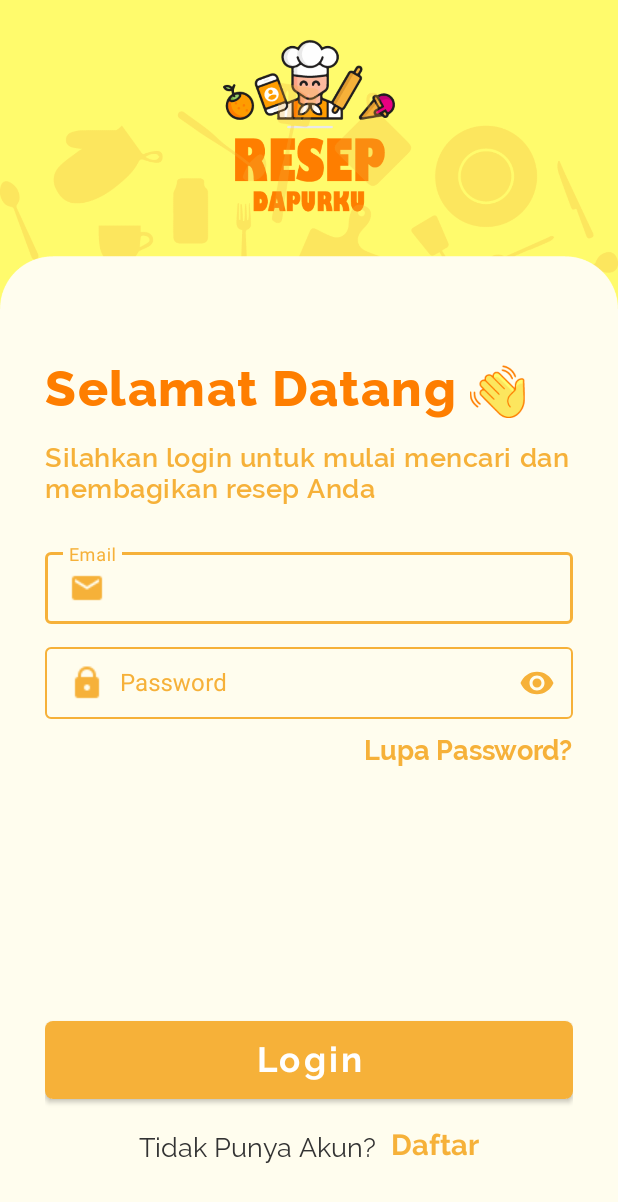
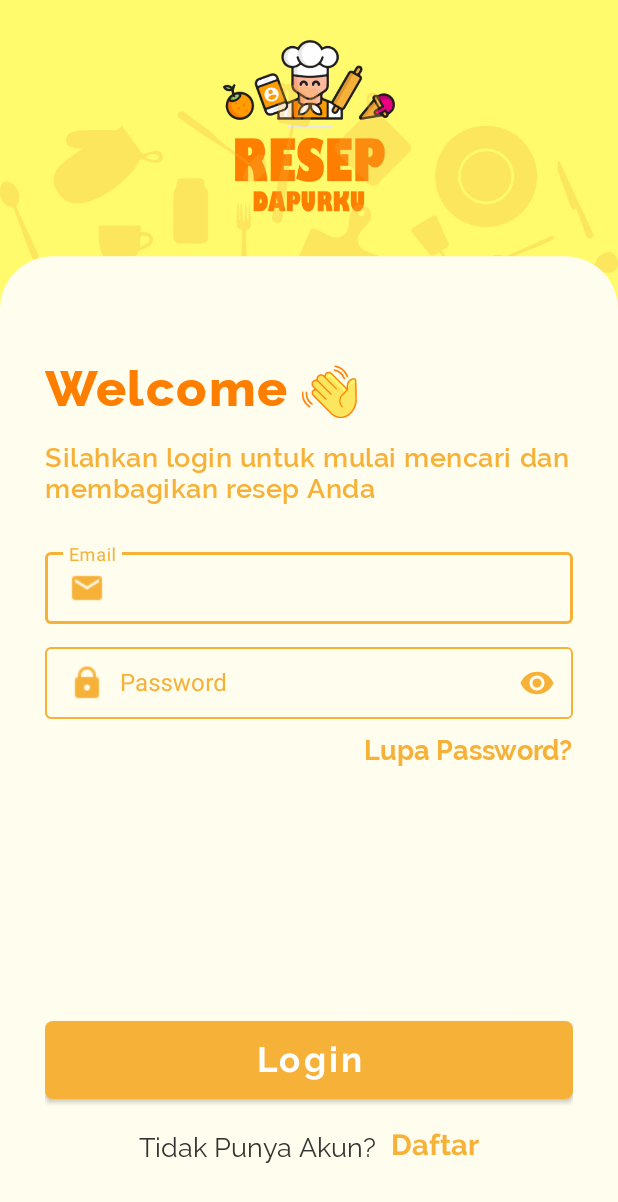
Before and after one commit to LouisBayu/UAS4506_11743_11758_11773_11774_12098, an Android app: the WelcomebackLogin screen opened directly, with no data from a screen before it, on a phone screen of 412 x 824 dp. Shown: the top 1202 px of the screen. Run offline under Robolectric (Android 15) with nearby library versions, the phone set to English and light mode, and no system bars.

Commit message:
ubah welcome

```diff
--- a/app/src/main/res/layout/activity_welcomeback_login.xml
+++ b/app/src/main/res/layout/activity_welcomeback_login.xml
@@ -30,7 +30,7 @@
             android:id="@+id/greetingsText"
             android:layout_width="wrap_content"
             android:layout_height="wrap_content"
-            android:text="@string/greetings"
+            android:text="Welcome"
             android:fontFamily="@font/raleway_extrabold"
             app:layout_constraintTop_toTopOf="parent"
             app:layout_constraintStart_toStartOf="@id/greetings"
```
